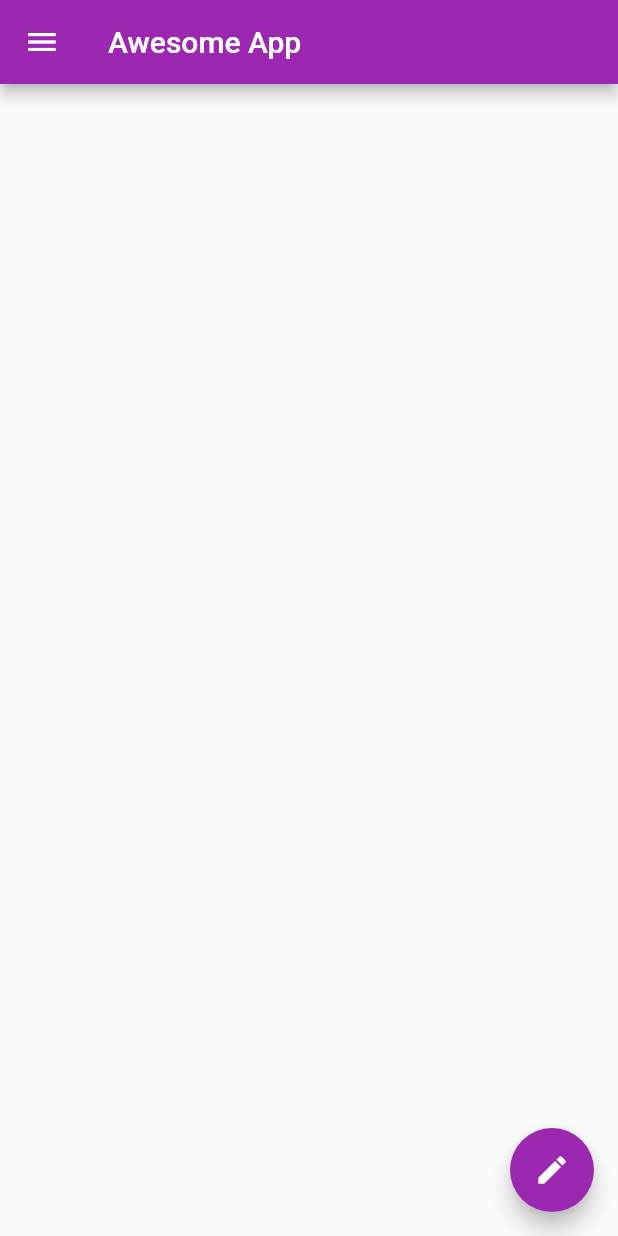
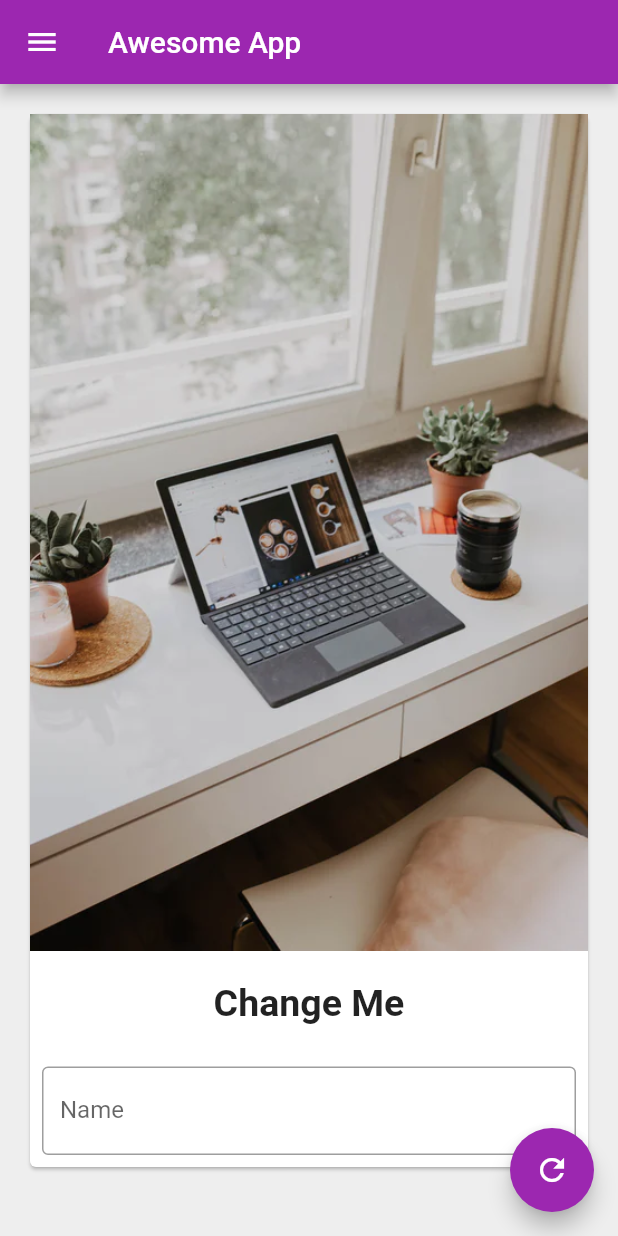
Before and after one commit to ankitagupta30/Flutter-App, a Flutter app: the screen it shows after launch, on a phone screen of 412 x 824 dp. Run offline on Flutter 3.47's test engine with Material 2 defaults, Android fonts, the phone set to English and light mode, and no system bars.

Commit message:
card, scrollview

```diff
--- a/lib/main.dart
+++ b/lib/main.dart
@@ -11,14 +11,63 @@ void main(){
   );
 }
 
-class HomePage extends StatelessWidget {
+class HomePage extends StatefulWidget {
+  @override
+  _HomePageState createState() => _HomePageState();
+}
+
+class _HomePageState extends State<HomePage> {
+  TextEditingController _nameController = TextEditingController();
+  var myText = "Change Me";
+  @override
+  void initState() {
+    super.initState();
+  }
+
   @override
   Widget build(BuildContext context) {
     return Scaffold(
+      backgroundColor: Colors.grey[200],
       appBar: AppBar(
         title: Text("Awesome App"),
       ),
-      body: Container(),
+      body: Padding(
+        padding: const EdgeInsets.all(16.0),
+        child: SingleChildScrollView(
+          child: Card(
+            child: Column(
+              children: [
+                Image.asset(
+                  "images/bg.png",
+                  fit: BoxFit.fill,
+                ),
+                SizedBox(
+                  height: 20,
+                ),
+                Text(
+                   myText,
+                  style: TextStyle(fontSize: 25, fontWeight: FontWeight.bold),
+                ),
+                SizedBox(
+                  height: 20,
+                ),
+                Padding(
+                  padding: const EdgeInsets.all(8.0),
+                  child: TextField(
+                    controller: _nameController,
+                    keyboardType: TextInputType.text,
+                    decoration: InputDecoration(
+                      border: OutlineInputBorder(),
+                      hintText: "Enter something Here!",
+                      labelText: "Name",
+                    ),
+                  ),
+                ),
+              ],
+            ),
+          ),
+        ),
+      ),
       drawer: Drawer(
         child: ListView(
           padding: EdgeInsets.zero,
@@ -61,8 +110,11 @@ class HomePage extends StatelessWidget {
         ),
       ),
       floatingActionButton: FloatingActionButton(
-        onPressed: () {},
-        child: Icon(Icons.edit),
+        onPressed: () {
+          myText = _nameController.text;
+          setState(() {});
+        },
+        child: Icon(Icons.refresh),
 
       ),
     );
--- a/pubspec.yaml
+++ b/pubspec.yaml
@@ -45,9 +45,9 @@ flutter:
   uses-material-design: true
 
   # To add assets to your application, add an assets section, like this:
-  # assets:
-  #   - images/a_dot_burr.jpeg
-  #   - images/a_dot_ham.jpeg
+  assets:
+    - images/
+
 
   # An image asset can refer to one or more resolution-specific "variants", see
   # https://flutter.dev/assets-and-images/#resolution-aware.
```
Also changed, not shown: images/bg.png (added).
